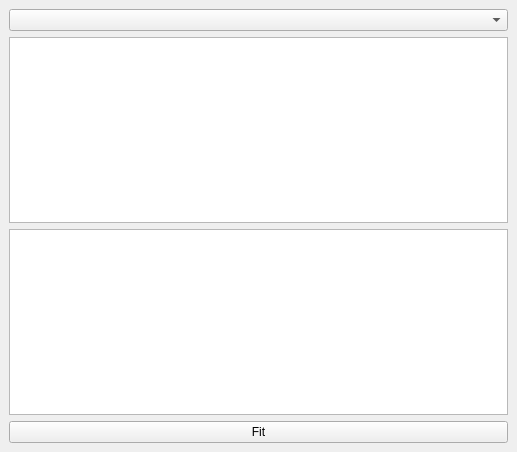
This is dirty/analysis.ui in HaraldHeitmann/Pybi as Qt 5 draws it before an edit. The edited form follows.
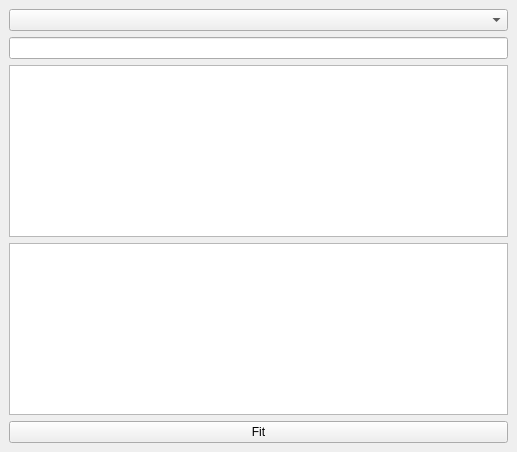
This is the edited form.

Commit message: add kmean clustering feature

Patch:
```diff
--- a/dirty/analysis.ui
+++ b/dirty/analysis.ui
@@ -21,6 +21,9 @@
     <item>
      <widget class="QComboBox" name="aBox"/>
     </item>
+    <item>
+     <widget class="QLineEdit" name="inp"/>
+    </item>
     <item>
      <widget class="QListWidget" name="optList"/>
     </item>
```
The commit also changes 1 other file.
